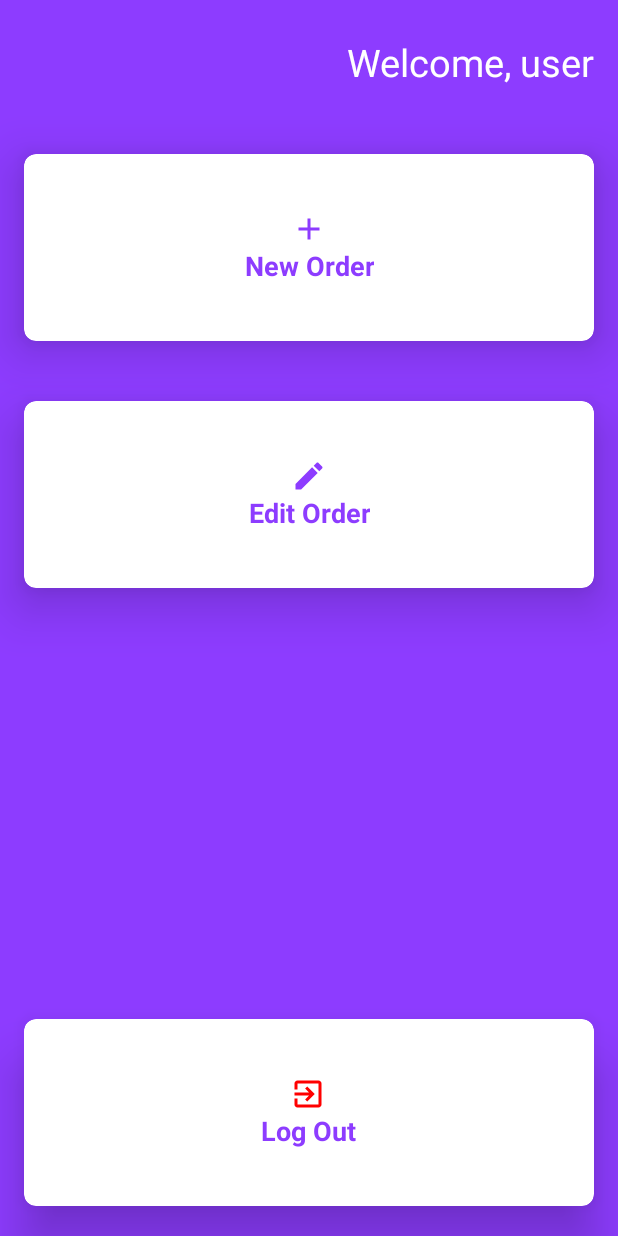
After one commit to ericbargim/GestMans, an Android app: the HomeActivity screen opened directly, with no data from a screen before it, on a phone screen of 412 x 824 dp. The commit adds this screen. Run offline under Robolectric (Android 15) with nearby library versions, the phone set to English and light mode, and no system bars.

Commit message:
[HOME] Created XML.

```diff
--- a/app/src/main/AndroidManifest.xml
+++ b/app/src/main/AndroidManifest.xml
@@ -15,7 +15,8 @@
         android:roundIcon="@mipmap/ic_gestmans_purple_round"
         android:supportsRtl="true"
         android:theme="@style/AppTheme">
-        <activity android:name=".Interface.QRScannerActivity"></activity>
+        <activity android:name=".Interface.HomeActivity"></activity>
+        <activity android:name=".Interface.QRScannerActivity" />
         <activity
             android:name=".Interface.LoginActivity"
             android:windowSoftInputMode="adjustUnspecified">
--- a/app/src/main/java/com/gestmans/Business/DataClass.java
+++ b/app/src/main/java/com/gestmans/Business/DataClass.java
@@ -2,4 +2,5 @@ package com.gestmans.Business;
 
 public class DataClass {
     public static String password;
+    public static String username;
 }
--- /dev/null
+++ b/app/src/main/java/com/gestmans/Interface/HomeActivity.java
@@ -0,0 +1,16 @@
+package com.gestmans.Interface;
+
+import androidx.appcompat.app.AppCompatActivity;
+
+import android.os.Bundle;
+
+import com.gestmans.R;
+
+public class HomeActivity extends AppCompatActivity {
+
+    @Override
+    protected void onCreate(Bundle savedInstanceState) {
+        super.onCreate(savedInstanceState);
+        setContentView(R.layout.activity_home);
+    }
+}
--- /dev/null
+++ b/app/src/main/res/drawable/ic_add.xml
@@ -0,0 +1,9 @@
+<vector xmlns:android="http://schemas.android.com/apk/res/android"
+        android:width="24dp"
+        android:height="24dp"
+        android:viewportWidth="24.0"
+        android:viewportHeight="24.0">
+    <path
+        android:fillColor="#FF000000"
+        android:pathData="M19,13h-6v6h-2v-6H5v-2h6V5h2v6h6v2z"/>
+</vector>
--- /dev/null
+++ b/app/src/main/res/drawable/ic_edit.xml
@@ -0,0 +1,9 @@
+<vector xmlns:android="http://schemas.android.com/apk/res/android"
+        android:width="24dp"
+        android:height="24dp"
+        android:viewportWidth="24.0"
+        android:viewportHeight="24.0">
+    <path
+        android:fillColor="#FF000000"
+        android:pathData="M3,17.25V21h3.75L17.81,9.94l-3.75,-3.75L3,17.25zM20.71,7.04c0.39,-0.39 0.39,-1.02 0,-1.41l-2.34,-2.34c-0.39,-0.39 -1.02,-0.39 -1.41,0l-1.83,1.83 3.75,3.75 1.83,-1.83z"/>
+</vector>
--- /dev/null
+++ b/app/src/main/res/drawable/ic_exit.xml
@@ -0,0 +1,9 @@
+<vector xmlns:android="http://schemas.android.com/apk/res/android"
+        android:width="24dp"
+        android:height="24dp"
+        android:viewportWidth="24.0"
+        android:viewportHeight="24.0">
+    <path
+        android:fillColor="#FF000000"
+        android:pathData="M10.09,15.59L11.5,17l5,-5 -5,-5 -1.41,1.41L12.67,11H3v2h9.67l-2.58,2.59zM19,3H5c-1.11,0 -2,0.9 -2,2v4h2V5h14v14H5v-4H3v4c0,1.1 0.89,2 2,2h14c1.1,0 2,-0.9 2,-2V5c0,-1.1 -0.9,-2 -2,-2z"/>
+</vector>
--- /dev/null
+++ b/app/src/main/res/layout/activity_home.xml
@@ -0,0 +1,181 @@
+<?xml version="1.0" encoding="utf-8"?>
+<androidx.constraintlayout.widget.ConstraintLayout xmlns:android="http://schemas.android.com/apk/res/android"
+    xmlns:app="http://schemas.android.com/apk/res-auto"
+    xmlns:tools="http://schemas.android.com/tools"
+    android:layout_width="match_parent"
+    android:layout_height="match_parent"
+    android:background="@color/purpleGradient"
+    tools:context=".Interface.HomeActivity">
+
+    <TextView
+        android:id="@+id/tvUsername"
+        android:layout_width="match_parent"
+        android:layout_height="0dp"
+        android:layout_marginStart="16dp"
+        android:layout_marginEnd="16dp"
+        android:gravity="end|center_vertical"
+        android:text="Welcome, user"
+        android:textColor="@color/white"
+        android:textSize="25sp"
+        app:layout_constraintBottom_toTopOf="@+id/guideUser"
+        app:layout_constraintEnd_toEndOf="parent"
+        app:layout_constraintStart_toStartOf="parent"
+        app:layout_constraintTop_toTopOf="parent" />
+
+    <androidx.cardview.widget.CardView
+        android:id="@+id/cvAdd"
+        android:layout_width="match_parent"
+        android:layout_height="0dp"
+        android:layout_rowWeight="1"
+        android:layout_columnWeight="1"
+        android:layout_marginStart="16dp"
+        android:layout_marginTop="20dp"
+        android:layout_marginEnd="16dp"
+        android:layout_marginBottom="20dp"
+        app:cardCornerRadius="8dp"
+        app:cardElevation="20dp"
+        app:layout_constraintBottom_toTopOf="@+id/guideNewOrder"
+        app:layout_constraintEnd_toEndOf="parent"
+        app:layout_constraintHorizontal_bias="0.0"
+        app:layout_constraintStart_toStartOf="parent"
+        app:layout_constraintTop_toTopOf="@+id/guideUser"
+        app:layout_constraintVertical_bias="0.0">
+
+        <LinearLayout
+            android:layout_width="wrap_content"
+            android:layout_height="wrap_content"
+            android:layout_gravity="center_horizontal|center_vertical"
+            android:layout_margin="16dp"
+            android:orientation="vertical">
+
+            <ImageView
+                android:layout_width="wrap_content"
+                android:layout_height="wrap_content"
+                android:layout_gravity="center_horizontal"
+
+                android:src="@drawable/ic_add"
+                android:tint="@color/purpleGradient" />
+
+            <TextView
+                android:layout_width="wrap_content"
+                android:layout_height="wrap_content"
+                android:text="New Order"
+                android:textAlignment="center"
+                android:textColor="@color/purpleGradient"
+                android:textSize="18sp"
+                android:textStyle="bold" />
+        </LinearLayout>
+    </androidx.cardview.widget.CardView>
+
+    <androidx.cardview.widget.CardView
+        android:id="@+id/cvEdit"
+        android:layout_width="match_parent"
+        android:layout_height="0dp"
+        android:layout_rowWeight="1"
+        android:layout_columnWeight="1"
+        android:layout_marginStart="16dp"
+        android:layout_marginTop="20dp"
+        android:layout_marginEnd="16dp"
+        android:layout_marginBottom="20dp"
+        app:cardCornerRadius="8dp"
+        app:cardElevation="20dp"
+        app:layout_constraintBottom_toTopOf="@+id/guideEditOrder"
+        app:layout_constraintEnd_toEndOf="parent"
+        app:layout_constraintStart_toStartOf="parent"
+        app:layout_constraintTop_toTopOf="@+id/guideNewOrder">
+
+        <LinearLayout
+            android:layout_width="wrap_content"
+            android:layout_height="wrap_content"
+            android:layout_gravity="center_horizontal|center_vertical"
+            android:layout_margin="16dp"
+            android:orientation="vertical">
+
+            <ImageView
+                android:layout_width="wrap_content"
+                android:layout_height="wrap_content"
+                android:layout_gravity="center_horizontal"
+                android:src="@drawable/ic_edit"
+                android:tint="@color/purpleGradient" />
+
+            <TextView
+                android:layout_width="wrap_content"
+                android:layout_height="wrap_content"
+                android:text="Edit Order"
+                android:textAlignment="center"
+                android:textColor="@color/purpleGradient"
+                android:textSize="18sp"
+                android:textStyle="bold" />
+        </LinearLayout>
+    </androidx.cardview.widget.CardView>
+
+    <androidx.cardview.widget.CardView
+        android:id="@+id/cvLogOut"
+        android:layout_width="match_parent"
+        android:layout_height="0dp"
+        android:layout_rowWeight="1"
+        android:layout_columnWeight="1"
+        android:layout_marginStart="16dp"
+        android:layout_marginTop="20dp"
+        android:layout_marginEnd="16dp"
+        android:layout_marginBottom="20dp"
+        app:cardCornerRadius="8dp"
+        app:cardElevation="20dp"
+        app:layout_constraintBottom_toBottomOf="parent"
+        app:layout_constraintEnd_toEndOf="parent"
+        app:layout_constraintStart_toStartOf="parent"
+        app:layout_constraintTop_toTopOf="@+id/guideLogOut">
+
+        <LinearLayout
+            android:layout_width="wrap_content"
+            android:layout_height="wrap_content"
+            android:layout_gravity="center_horizontal|center_vertical"
+            android:layout_margin="16dp"
+            android:orientation="vertical">
+
+            <ImageView
+                android:layout_width="wrap_content"
+                android:layout_height="wrap_content"
+                android:layout_gravity="center_horizontal"
+                android:src="@drawable/ic_exit"
+                android:tint="@color/red" />
+
+            <TextView
+                android:layout_width="wrap_content"
+                android:layout_height="wrap_content"
+                android:text="Log Out"
+                android:textAlignment="center"
+                android:textColor="@color/purpleGradient"
+                android:textSize="18sp"
+                android:textStyle="bold" />
+        </LinearLayout>
+    </androidx.cardview.widget.CardView>
+
+    <androidx.constraintlayout.widget.Guideline
+        android:id="@+id/guideUser"
+        android:layout_width="wrap_content"
+        android:layout_height="wrap_content"
+        android:orientation="horizontal"
+        app:layout_constraintGuide_percent="0.1" />
+
+    <androidx.constraintlayout.widget.Guideline
+        android:id="@+id/guideNewOrder"
+        android:layout_width="wrap_content"
+        android:layout_height="wrap_content"
+        android:orientation="horizontal"
+        app:layout_constraintGuide_percent="0.3" />
+
+    <androidx.constraintlayout.widget.Guideline
+        android:id="@+id/guideEditOrder"
+        android:layout_width="wrap_content"
+        android:layout_height="wrap_content"
+        android:orientation="horizontal"
+        app:layout_constraintGuide_percent="0.5" />
+
+    <androidx.constraintlayout.widget.Guideline
+        android:id="@+id/guideLogOut"
+        android:layout_width="wrap_content"
+        android:layout_height="wrap_content"
+        android:orientation="horizontal"
+        app:layout_constraintGuide_percent="0.8" />
+</androidx.constraintlayout.widget.ConstraintLayout>
--- a/app/src/main/res/values/colors.xml
+++ b/app/src/main/res/values/colors.xml
@@ -10,6 +10,7 @@
     <color name="darkGrey">#333</color>
     <color name="lightGrey">#808080</color>
     <color name="lighterGrey">#C0C0C0</color>
+    <color name="red">#F00</color>
 
     <color name="mtrl_textinput_default_box_stroke_color" tools:override="true">@color/white</color>
 </resources>
```
